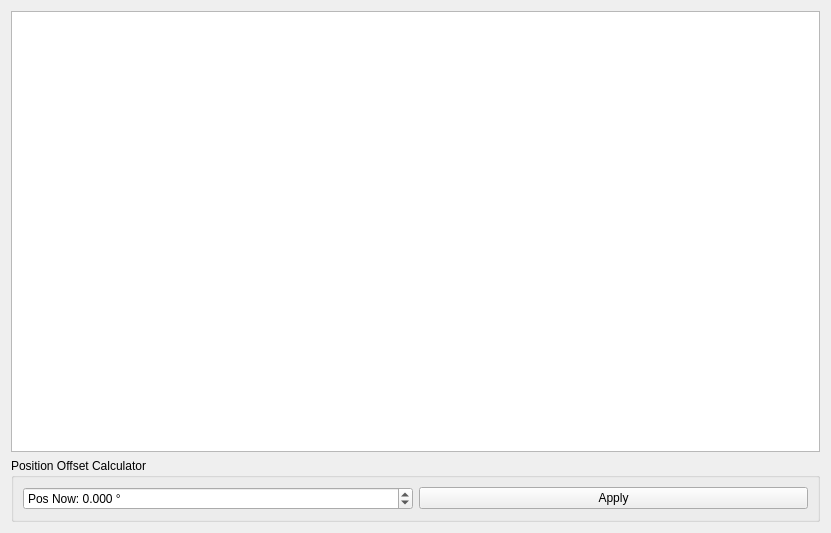
Above: pages/pagecontrollers.ui from njupt-robomasters/vesc_tool-zh before the change. Below: the same form after it.
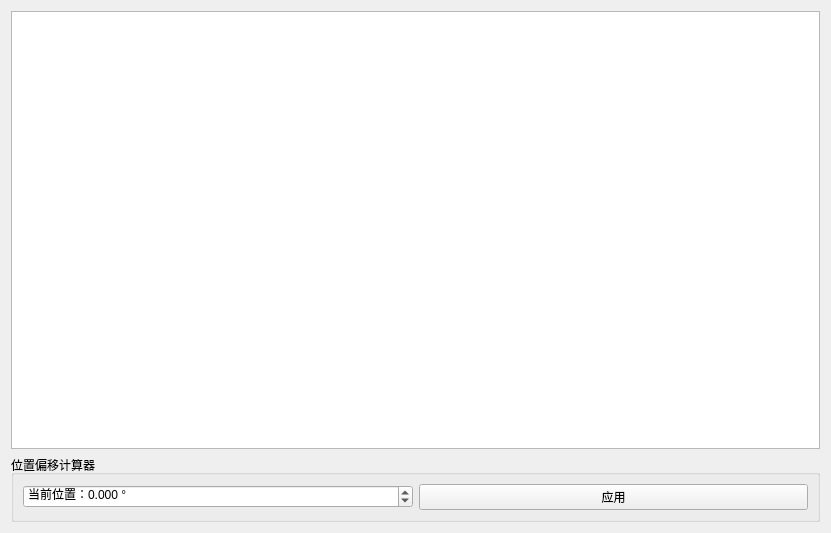
That is the form after the change. Icons and pictures are not drawn. Custom widgets are drawn as their Qt base class.

What changed in the file:
```diff
--- a/pages/pagecontrollers.ui
+++ b/pages/pagecontrollers.ui
@@ -20,13 +20,13 @@
    <item>
     <widget class="QGroupBox" name="groupBox">
      <property name="title">
-      <string>Position Offset Calculator</string>
+      <string>位置偏移计算器</string>
      </property>
      <layout class="QHBoxLayout" name="horizontalLayout">
       <item>
        <widget class="QDoubleSpinBox" name="posOffsetBox">
         <property name="prefix">
-         <string>Pos Now: </string>
+         <string>当前位置：</string>
         </property>
         <property name="suffix">
          <string> °</string>
@@ -45,7 +45,7 @@
       <item>
        <widget class="QPushButton" name="posOffsetApplyButton">
         <property name="text">
-         <string>Apply</string>
+         <string>应用</string>
         </property>
         <property name="icon">
          <iconset resource="../res.qrc">
```
